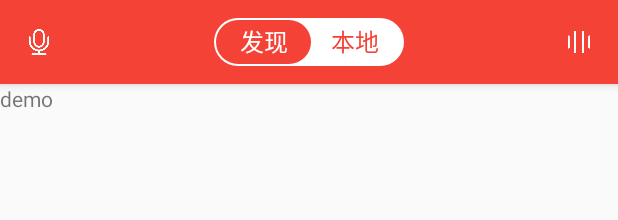
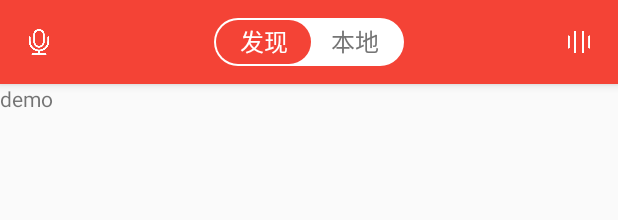
Before and after one commit to MashirosBaumkuchen/Galatea, an Android app: the layout fragment_discover.xml on its own in the app's theme, with its tools: preview values and no code run, on a phone screen of 412 x 824 dp. Shown: the top 220 px of the screen. Run offline under Robolectric (Android 15) with nearby library versions, the phone set to English and light mode, and no system bars.

Commit message:
adjust modelSwitcher text color
module: app

on branch: master

```diff
--- a/app/src/main/java/com/jascal/galatea/widget/ModelSwitcher.kt
+++ b/app/src/main/java/com/jascal/galatea/widget/ModelSwitcher.kt
@@ -36,6 +36,8 @@ class ModelSwitcher @JvmOverloads constructor(context: Context, attrs: Attribute
     private var secondLabel: String = ""
     private var colorHint: Int = Color.BLACK
     private var colorSelected: Int = Color.BLUE
+    private var textColorHint: Int = Color.BLACK
+    private var textColorSelected: Int = Color.BLUE
     private var textSize: Float = 30f
 
     private var textPaint: Paint
@@ -56,6 +58,8 @@ class ModelSwitcher @JvmOverloads constructor(context: Context, attrs: Attribute
         secondLabel = typeArray.getString(R.styleable.ModelSwitcher_secondLabel)
         colorHint = typeArray.getColor(R.styleable.ModelSwitcher_colorHint, colorHint)
         colorSelected = typeArray.getColor(R.styleable.ModelSwitcher_colorSelected, colorSelected)
+        textColorHint = typeArray.getColor(R.styleable.ModelSwitcher_textColorHint, textColorHint)
+        textColorSelected = typeArray.getColor(R.styleable.ModelSwitcher_textColorSelected, textColorSelected)
         textSize = typeArray.getDimension(R.styleable.ModelSwitcher_textSize, textSize)
         typeArray.recycle()
 
@@ -141,19 +145,19 @@ class ModelSwitcher @JvmOverloads constructor(context: Context, attrs: Attribute
         val textY = radius + textBaseline
         if (currentPosition == 0) {
             // draw first text
-            textPaint.color = colorHint
+            textPaint.color = textColorSelected
             canvas.drawText(firstLabel, (radius + between).toFloat(), textY, textPaint)
 
             // draw second text
-            textPaint.color = colorSelected
+            textPaint.color = textColorHint
             canvas.drawText(secondLabel, (width - textWidth - radius - between).toFloat(), textY, textPaint)
         } else {
             // draw first text
-            textPaint.color = colorSelected
+            textPaint.color = textColorHint
             canvas.drawText(firstLabel, (radius + between).toFloat(), textY, textPaint)
 
             // draw second text
-            textPaint.color = colorHint
+            textPaint.color = textColorSelected
             canvas.drawText(secondLabel, (width - textWidth - radius - between).toFloat(), textY, textPaint)
         }
     }
--- a/app/src/main/res/layout/fragment_discover.xml
+++ b/app/src/main/res/layout/fragment_discover.xml
@@ -40,10 +40,12 @@
                     android:layout_height="wrap_content"
                     android:layout_centerInParent="true"
                     android:gravity="center"
-                    app:colorHint="?attr/colorTitleText"
+                    app:colorHint="@color/colorPureWrite"
                     app:colorSelected="@color/colorPrimary"
                     app:firstLabel="@string/discover"
                     app:secondLabel="@string/local"
+                    app:textColorSelected="@color/colorPureWrite"
+                    app:textColorHint="@color/colorSecondaryText"
                     app:textSize="16sp" />
 
                 <ImageView
@@ -72,7 +74,7 @@
                 android:id="@+id/song"
                 android:layout_width="wrap_content"
                 android:layout_height="wrap_content"
-                android:text="demo"/>
+                android:text="demo" />
 
         </FrameLayout>
     </android.support.v4.widget.NestedScrollView>
--- a/app/src/main/res/values/attrs.xml
+++ b/app/src/main/res/values/attrs.xml
@@ -13,6 +13,8 @@
         <attr name="secondLabel" format="string" />
         <attr name="colorHint" format="color" />
         <attr name="colorSelected" format="color" />
+        <attr name="textColorHint" format="color" />
+        <attr name="textColorSelected" format="color" />
         <attr name="textSize" format="dimension" />
     </declare-styleable>
 </resources>
```
Also changed, not shown: app/src/main/java/com/jascal/galatea/mvvm/discover/DiscoverFragment.kt (+3 -5 lines), 1 other file.
